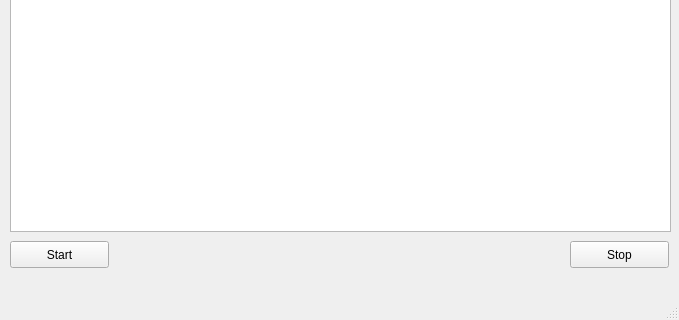
wazemaki/amminadab, file samugui.ui: the form before one commit; both pictures show x 0 to 679 and y 196 to 516 of the 679 by 516 pixel window.
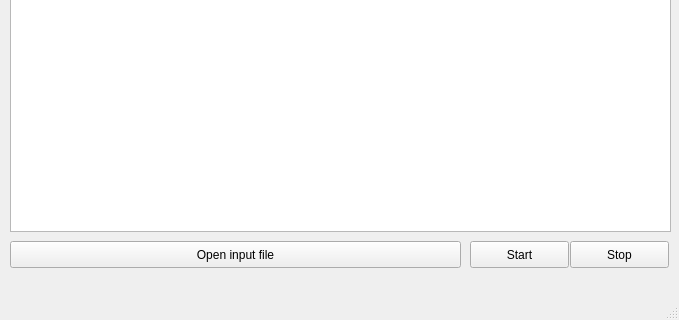
The form after the commit.

```diff
--- a/samugui.ui
+++ b/samugui.ui
@@ -17,7 +17,7 @@
    <widget class="QPushButton" name="pushButton">
     <property name="geometry">
      <rect>
-      <x>10</x>
+      <x>470</x>
       <y>420</y>
       <width>99</width>
       <height>27</height>
@@ -50,6 +50,19 @@
      </rect>
     </property>
    </widget>
+   <widget class="QPushButton" name="pushButton_3">
+    <property name="geometry">
+     <rect>
+      <x>10</x>
+      <y>420</y>
+      <width>451</width>
+      <height>27</height>
+     </rect>
+    </property>
+    <property name="text">
+     <string>Open input file</string>
+    </property>
+   </widget>
   </widget>
   <widget class="QMenuBar" name="menuBar">
    <property name="geometry">
```
